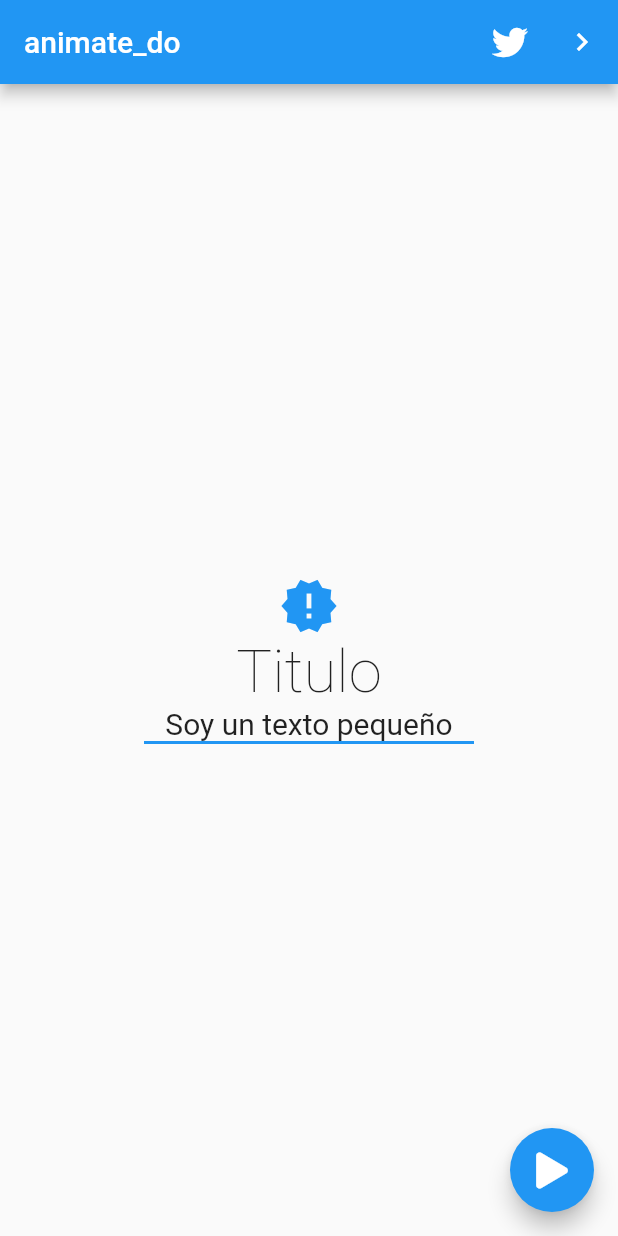
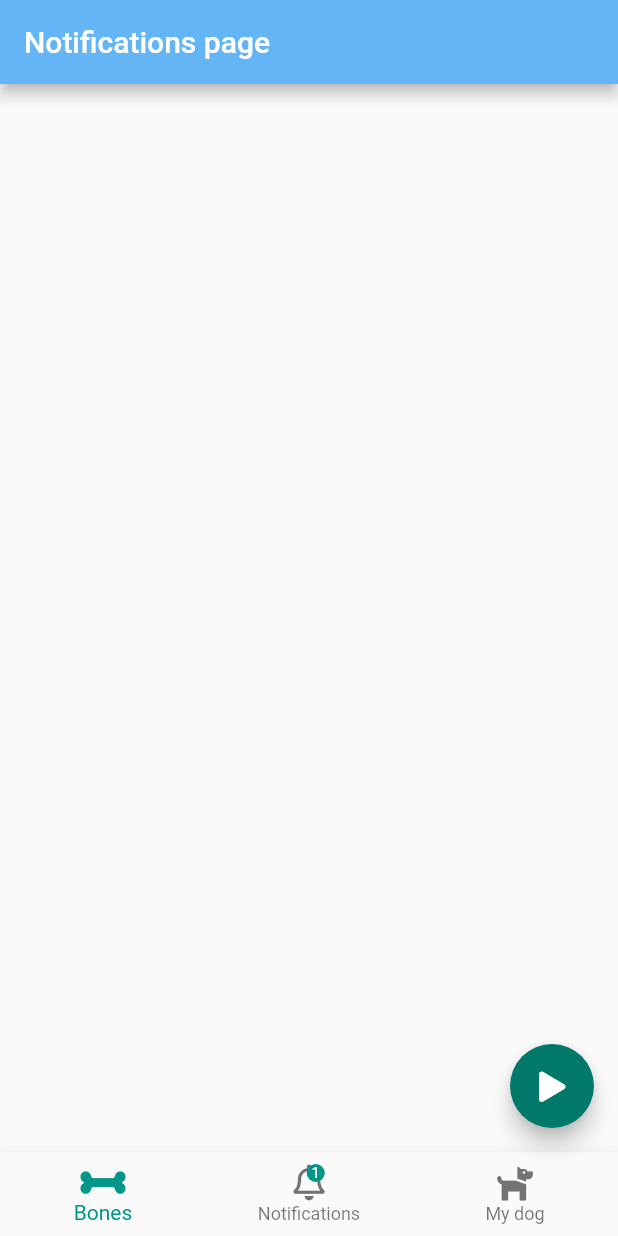
Before and after one commit to CrisMEDev/Flutter-AnimateDo, a Flutter app: the screen it shows after launch, on a phone screen of 412 x 824 dp. Run offline on Flutter 3.47's test engine with Material 2 defaults, Android fonts, the phone set to English and light mode, and no system bars; our stand-ins replace animate_do, font_awesome_flutter.

```diff
--- a/lib/main.dart
+++ b/lib/main.dart
@@ -1,3 +1,4 @@
+import 'package:animate_do_app/src/pages/navegacion_page.dart';
 import 'package:flutter/material.dart';
 
 import 'package:animate_do_app/src/pages/pagina1_page.dart';
@@ -10,7 +11,7 @@ class MyApp extends StatelessWidget {
     return MaterialApp(
       debugShowCheckedModeBanner: false,
       title: 'Material App',
-      home: Pagina1Page(),
+      home: NavegacionPage(),
     );
   }
 }
--- /dev/null
+++ b/lib/src/pages/navegacion_page.dart
@@ -0,0 +1,73 @@
+import 'package:flutter/material.dart';
+import 'package:font_awesome_flutter/font_awesome_flutter.dart';
+
+class NavegacionPage extends StatelessWidget {
+  @override
+  Widget build(BuildContext context) {
+    return Scaffold(
+      appBar: AppBar(
+        title: Text('Notifications page'),
+        backgroundColor: Colors.blue[300],
+      ),
+
+      floatingActionButton: _BotonFlotante(),
+
+      bottomNavigationBar: _BottomNavigation(),
+    );
+  }
+}
+
+
+class _BotonFlotante extends StatelessWidget {
+  @override
+  Widget build(BuildContext context) {
+    return FloatingActionButton(
+      child: FaIcon( FontAwesomeIcons.play, size: 20, ),
+      backgroundColor: Colors.teal[700],
+      onPressed: (){},
+    );
+  }
+}
+
+class _BottomNavigation extends StatelessWidget {
+  @override
+  Widget build(BuildContext context) {
+    return BottomNavigationBar(
+      currentIndex: 0,
+      selectedItemColor: Colors.teal,
+      items: [
+        BottomNavigationBarItem(
+          label: 'Bones',
+          icon: FaIcon( FontAwesomeIcons.bone )
+        ),
+        BottomNavigationBarItem(
+          label: 'Notifications',
+
+          icon: Stack(
+            children: [
+              FaIcon( FontAwesomeIcons.bell ),
+              Positioned(
+                top: 0.0,
+                right: 0.0,
+                child: Container(
+                  child: Text('1', textAlign: TextAlign.center, style: TextStyle( color: Colors.white, fontSize: 10, fontWeight: FontWeight.w400 ), ),
+                  width: 12,
+                  height: 12,
+                  decoration: BoxDecoration(
+                    color: Colors.teal,
+                    shape: BoxShape.circle
+                  ),
+                ),
+                // child: Icon( Icons.brightness_1, size: 8, color: Colors.redAccent, )  // Solo indicardor de notificacion sin numeros
+              )
+            ],
+          )
+        ),
+        BottomNavigationBarItem(
+          label: 'My dog',
+          icon: FaIcon( FontAwesomeIcons.dog )
+        ),
+      ],
+    );
+  }
+}
```
